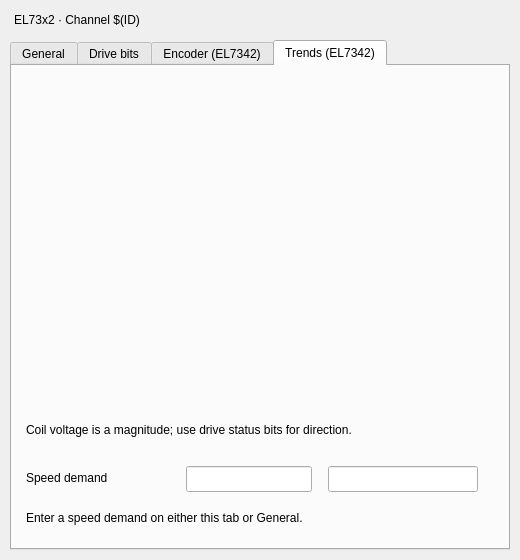
Old version of the form qt/ecmcEx73x2_expert.ui in the repository anderssandstrom/ecmccfg.
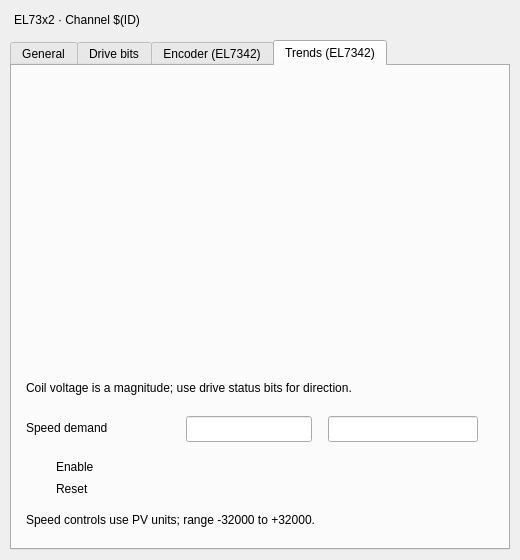
New version of the form. The open tabs and pages were chosen to show the change. Custom widgets are drawn as their Qt base class.

Commit message: Re-add slider and enabling controls for Ex73x2

Diff of the .ui file:
```diff
--- a/qt/ecmcEx73x2_expert.ui
+++ b/qt/ecmcEx73x2_expert.ui
@@ -1517,7 +1517,7 @@
        <x>10</x>
        <y>10</y>
        <width>470</width>
-       <height>162</height>
+       <height>142</height>
       </rect>
      </property>
      <property name="Title">
@@ -1534,9 +1534,9 @@
      <property name="geometry">
       <rect>
        <x>10</x>
-       <y>182</y>
+       <y>162</y>
        <width>470</width>
-       <height>162</height>
+       <height>142</height>
       </rect>
      </property>
      <property name="Title">
@@ -1553,7 +1553,7 @@
      <property name="geometry">
       <rect>
        <x>14</x>
-       <y>352</y>
+       <y>310</y>
        <width>468</width>
        <height>24</height>
       </rect>
@@ -1566,7 +1566,7 @@
      <property name="geometry">
       <rect>
        <x>14</x>
-       <y>400</y>
+       <y>350</y>
        <width>150</width>
        <height>24</height>
       </rect>
@@ -1579,7 +1579,7 @@
      <property name="geometry">
       <rect>
        <x>174</x>
-       <y>400</y>
+       <y>350</y>
        <width>126</width>
        <height>26</height>
       </rect>
@@ -1596,12 +1596,27 @@
      <property name="keepFocus">
       <bool>true</bool>
      </property>
+     <property name="readOnly">
+      <bool>false</bool>
+     </property>
+     <property name="limitsMode">
+      <enum>caLineEdit::User</enum>
+     </property>
+     <property name="minValue">
+      <double>-32000.000000000000000</double>
+     </property>
+     <property name="maxValue">
+      <double>32000.000000000000000</double>
+     </property>
+     <property name="toolTip">
+      <string>Signed speed demand in configured PV units, range -32000 to +32000. Press Enter to write.</string>
+     </property>
     </widget>
     <widget class="caLineEdit" name="trendSpeedReadback">
      <property name="geometry">
       <rect>
        <x>316</x>
-       <y>400</y>
+       <y>350</y>
        <width>150</width>
        <height>26</height>
       </rect>
@@ -1620,13 +1635,99 @@
      <property name="geometry">
       <rect>
        <x>14</x>
-       <y>440</y>
+       <y>442</y>
        <width>468</width>
        <height>24</height>
       </rect>
      </property>
      <property name="text">
-      <string>Enter a speed demand on either this tab or General.</string>
+      <string>Speed controls use PV units; range -32000 to +32000.</string>
+     </property>
+    </widget>
+    <widget class="caByteController" name="trendEnableReset">
+     <property name="geometry">
+      <rect>
+       <x>14</x>
+       <y>390</y>
+       <width>22</width>
+       <height>44</height>
+      </rect>
+     </property>
+     <property name="channel">
+      <string>$(IOC):m$(MasterID)s$(SlaveID)-Drv$(ID)-Cmd</string>
+     </property>
+     <property name="startBit">
+      <number>0</number>
+     </property>
+     <property name="endBit">
+      <number>1</number>
+     </property>
+     <property name="direction">
+      <enum>caByteController::Down</enum>
+     </property>
+     <property name="toolTip">
+      <string>Bit 0: Enable drive
+Bit 1: Reset errors (rising edge)</string>
+     </property>
+    </widget>
+    <widget class="QLabel" name="trendEnableLabel">
+     <property name="geometry">
+      <rect>
+       <x>44</x>
+       <y>390</y>
+       <width>100</width>
+       <height>22</height>
+      </rect>
+     </property>
+     <property name="text">
+      <string>Enable</string>
+     </property>
+    </widget>
+    <widget class="QLabel" name="trendResetLabel">
+     <property name="geometry">
+      <rect>
+       <x>44</x>
+       <y>412</y>
+       <width>100</width>
+       <height>22</height>
+      </rect>
+     </property>
+     <property name="text">
+      <string>Reset</string>
+     </property>
+    </widget>
+    <widget class="caSlider" name="trendSpeedSlider">
+     <property name="geometry">
+      <rect>
+       <x>174</x>
+       <y>394</y>
+       <width>292</width>
+       <height>30</height>
+      </rect>
+     </property>
+     <property name="channel">
+      <string>$(IOC):m$(MasterID)s$(SlaveID)-Drv$(ID)-Spd</string>
+     </property>
+     <property name="direction">
+      <enum>caSlider::Right</enum>
+     </property>
+     <property name="limitsMode">
+      <enum>caSlider::User</enum>
+     </property>
+     <property name="lowLimitMode">
+      <enum>caSlider::User</enum>
+     </property>
+     <property name="highLimitMode">
+      <enum>caSlider::User</enum>
+     </property>
+     <property name="minValue">
+      <double>-32000.000000000000000</double>
+     </property>
+     <property name="maxValue">
+      <double>32000.000000000000000</double>
+     </property>
+     <property name="toolTip">
+      <string>Signed speed demand in configured PV units. Drag left for negative values and right for positive values.</string>
      </property>
     </widget>
    </widget>
@@ -1668,6 +1769,16 @@
    <extends>QFrame</extends>
    <header>qwt_plot.h</header>
   </customwidget>
+  <customwidget>
+   <class>caSlider</class>
+   <extends>QwtSlider</extends>
+   <header>caSlider</header>
+  </customwidget>
+  <customwidget>
+   <class>QwtSlider</class>
+   <extends>QWidget</extends>
+   <header>qwt_slider.h</header>
+  </customwidget>
  </customwidgets>
  <resources />
  <connections />
```
Left out of the diff: 15 changed lines with no effect on the pictures.
